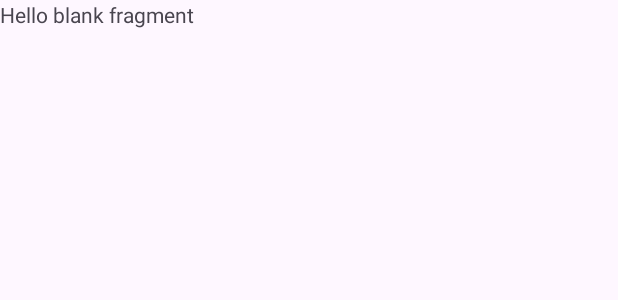
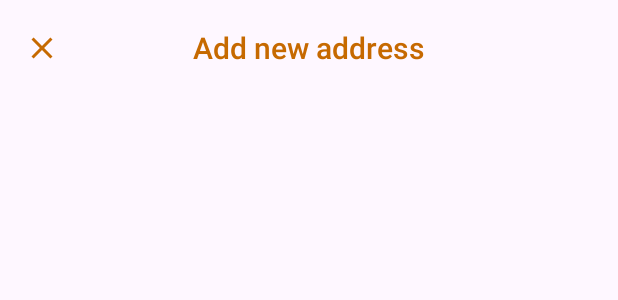
Before and after one commit to JavierLiceaDexcom/sneakers, an Android app: the layout fragment_address_form.xml on its own in the app's theme, with its tools: preview values and no code run, on a phone screen of 412 x 824 dp. Shown: the top 300 px of the screen. Run offline under Robolectric (Android 15) with nearby library versions, the phone set to English and light mode, and no system bars.

Commit message:
Add navigation to card and address form fragments

```diff
--- a/app/src/main/res/layout/fragment_address_form.xml
+++ b/app/src/main/res/layout/fragment_address_form.xml
@@ -1,14 +1,36 @@
 <?xml version="1.0" encoding="utf-8"?>
-<FrameLayout xmlns:android="http://schemas.android.com/apk/res/android"
+<layout xmlns:android="http://schemas.android.com/apk/res/android"
     xmlns:tools="http://schemas.android.com/tools"
-    android:layout_width="match_parent"
-    android:layout_height="match_parent"
-    tools:context=".ui.profile.AddressFormFragment">
+    xmlns:app="http://schemas.android.com/apk/res-auto">
 
-    <!-- TODO: Update blank fragment layout -->
-    <TextView
+    <data>
+
+        <variable
+            name="vm"
+            type="com.xavidev.testessential.ui.profile.AddressViewModel" />
+    </data>
+
+    <androidx.constraintlayout.widget.ConstraintLayout
         android:layout_width="match_parent"
         android:layout_height="match_parent"
-        android:text="@string/hello_blank_fragment" />
+        tools:context=".ui.profile.AddressFormFragment">
 
-</FrameLayout>
+        <com.google.android.material.appbar.AppBarLayout
+            android:id="@+id/abl_address_form"
+            android:layout_width="match_parent"
+            android:layout_height="wrap_content"
+            app:layout_constraintEnd_toEndOf="parent"
+            app:layout_constraintStart_toStartOf="parent"
+            app:layout_constraintTop_toTopOf="parent">
+
+            <com.google.android.material.appbar.MaterialToolbar
+                android:id="@+id/tbr_address_form"
+                style="@style/ToolbarStyle"
+                android:layout_width="match_parent"
+                android:layout_height="wrap_content"
+                app:navigationIcon="@drawable/ic_close"
+                app:title="@string/text_add_new_address" />
+        </com.google.android.material.appbar.AppBarLayout>
+
+    </androidx.constraintlayout.widget.ConstraintLayout>
+</layout>
```
Also changed, not shown: app/src/main/java/com/xavidev/testessential/ui/profile/AddressFormFragment.kt (+23 -2 lines), app/src/main/java/com/xavidev/testessential/ui/profile/CardFormFragment.kt (+23 -2 lines), app/src/main/res/layout/fragment_card_form.xml (+31 -6 lines), app/src/main/res/navigation/nav_graph.xml (+10 -2 lines).
